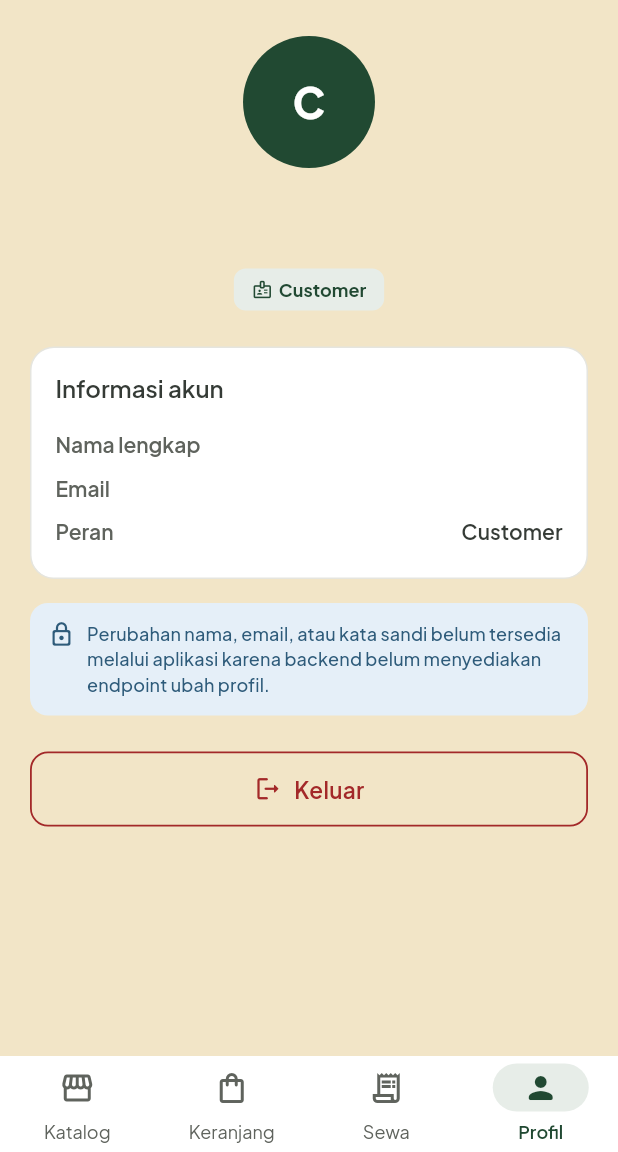
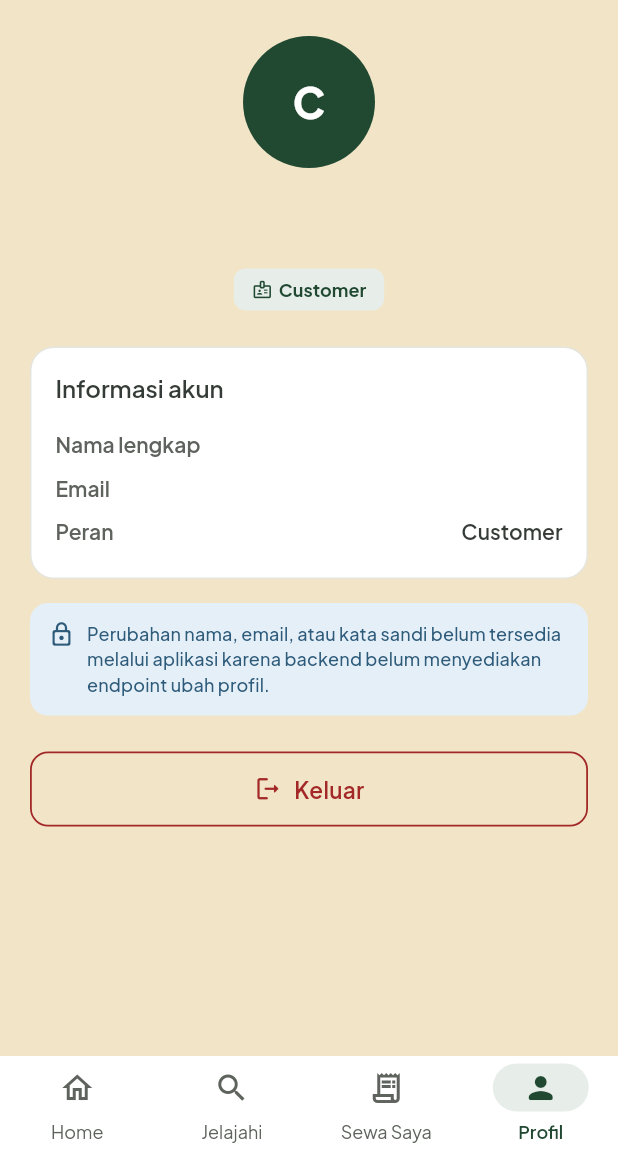
Before and after one commit to argottzz/Frontend-Caku, a Flutter app: the CustomerShell screen opened directly, item 4 of the bottom bar chosen, on a phone screen of 412 x 824 dp, the part 84-1236 px from its top. Run offline on Flutter 3.47's test engine with Material 3 defaults, Android fonts, the phone set to English and light mode, and no system bars; our stand-ins replace flutter_secure_storage, image_picker; accounts and stored records are empty; network calls fail.

Commit message:
feat: restructure customer/admin bottom nav to spec (4 tabs each)

```diff
--- a/lib/screens/admin/admin_shell.dart
+++ b/lib/screens/admin/admin_shell.dart
@@ -2,11 +2,10 @@ import 'package:flutter/material.dart';
 
 import 'dashboard_screen.dart';
 import 'items_screen.dart';
-import 'reports_screen.dart';
 import '../profile_screen.dart';
 import '../rentals_screen.dart';
 
-/// Kerangka navigasi utama admin: Dashboard, Barang, Sewa, Laporan, Profil.
+/// Kerangka navigasi utama admin: Dashboard, Barang, Transaksi, dan Profil.
 class AdminShell extends StatefulWidget {
   const AdminShell({super.key});
 
@@ -31,7 +30,6 @@ class _AdminShellState extends State<AdminShell> {
           AdminDashboardScreen(),
           ItemsScreen(),
           RentalsScreen(adminMode: true),
-          ReportsScreen(),
           ProfileScreen(),
         ],
       ),
@@ -52,12 +50,7 @@ class _AdminShellState extends State<AdminShell> {
           NavigationDestination(
             icon: Icon(Icons.receipt_long_outlined),
             selectedIcon: Icon(Icons.receipt_long_rounded),
-            label: 'Sewa',
-          ),
-          NavigationDestination(
-            icon: Icon(Icons.bar_chart_outlined),
-            selectedIcon: Icon(Icons.bar_chart_rounded),
-            label: 'Laporan',
+            label: 'Transaksi',
           ),
           NavigationDestination(
             icon: Icon(Icons.person_outline_rounded),
--- a/lib/screens/customer/customer_shell.dart
+++ b/lib/screens/customer/customer_shell.dart
@@ -1,12 +1,10 @@
 import 'package:flutter/material.dart';
 
-import '../../state/app_scope.dart';
 import '../profile_screen.dart';
 import '../rentals_screen.dart';
-import 'cart_screen.dart';
 import 'catalog_screen.dart';
 
-/// Kerangka navigasi utama customer: Katalog, Keranjang, Sewa, dan Profil.
+/// Kerangka navigasi utama customer: Home, Jelajahi, Sewa Saya, dan Profil.
 class CustomerShell extends StatefulWidget {
   const CustomerShell({super.key});
 
@@ -18,6 +16,7 @@ class _CustomerShellState extends State<CustomerShell> {
   int _index = 0;
 
   /// Dinaikkan setelah pengajuan sewa berhasil agar tab Sewa memuat ulang.
+  // ignore: prefer_final_fields
   int _rentalsEpoch = 0;
 
   void _select(int index) {
@@ -27,17 +26,12 @@ class _CustomerShellState extends State<CustomerShell> {
 
   @override
   Widget build(BuildContext context) {
-    final cartQuantity = CartScope.of(context).totalQuantity;
-
     return Scaffold(
       body: IndexedStack(
         index: _index,
         children: [
           const CatalogScreen(),
-          CartScreen(
-            onBrowse: () => _select(0),
-            onRentalCreated: () => setState(() => _rentalsEpoch++),
-          ),
+          const CatalogScreen(),
           RentalsScreen(key: ValueKey('rentals-$_rentalsEpoch')),
           const ProfileScreen(),
         ],
@@ -45,29 +39,23 @@ class _CustomerShellState extends State<CustomerShell> {
       bottomNavigationBar: NavigationBar(
         selectedIndex: _index,
         onDestinationSelected: _select,
-        destinations: [
-          const NavigationDestination(
-            icon: Icon(Icons.storefront_outlined),
-            selectedIcon: Icon(Icons.storefront_rounded),
-            label: 'Katalog',
+        destinations: const [
+          NavigationDestination(
+            icon: Icon(Icons.home_outlined),
+            selectedIcon: Icon(Icons.home_rounded),
+            label: 'Home',
           ),
           NavigationDestination(
-            icon: _CartBadge(
-              quantity: cartQuantity,
-              child: const Icon(Icons.shopping_bag_outlined),
-            ),
-            selectedIcon: _CartBadge(
-              quantity: cartQuantity,
-              child: const Icon(Icons.shopping_bag_rounded),
-            ),
-            label: 'Keranjang',
+            icon: Icon(Icons.search_outlined),
+            selectedIcon: Icon(Icons.search_rounded),
+            label: 'Jelajahi',
           ),
-          const NavigationDestination(
+          NavigationDestination(
             icon: Icon(Icons.receipt_long_outlined),
             selectedIcon: Icon(Icons.receipt_long_rounded),
-            label: 'Sewa',
+            label: 'Sewa Saya',
           ),
-          const NavigationDestination(
+          NavigationDestination(
             icon: Icon(Icons.person_outline_rounded),
             selectedIcon: Icon(Icons.person_rounded),
             label: 'Profil',
@@ -77,19 +65,3 @@ class _CustomerShellState extends State<CustomerShell> {
     );
   }
 }
-
-class _CartBadge extends StatelessWidget {
-  const _CartBadge({required this.quantity, required this.child});
-
-  final int quantity;
-  final Widget child;
-
-  @override
-  Widget build(BuildContext context) {
-    return Badge(
-      isLabelVisible: quantity > 0,
-      label: Text(quantity > 99 ? '99+' : '$quantity'),
-      child: child,
-    );
-  }
-}
```
